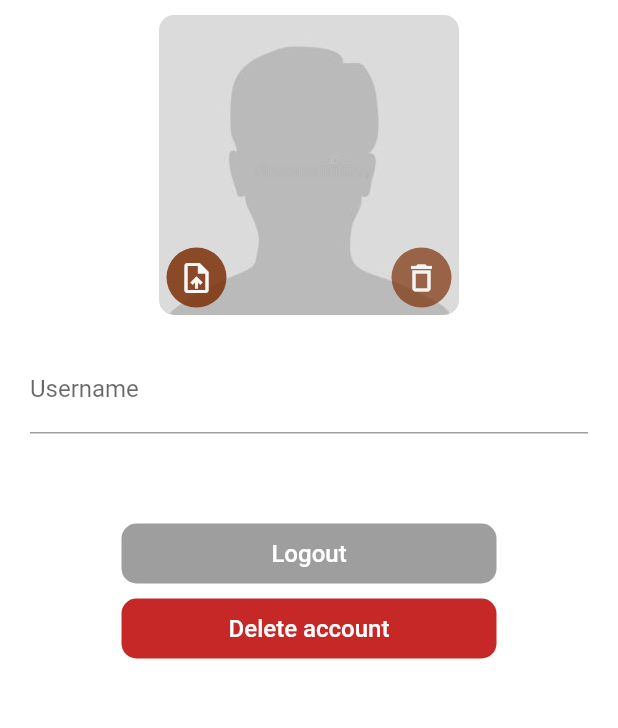
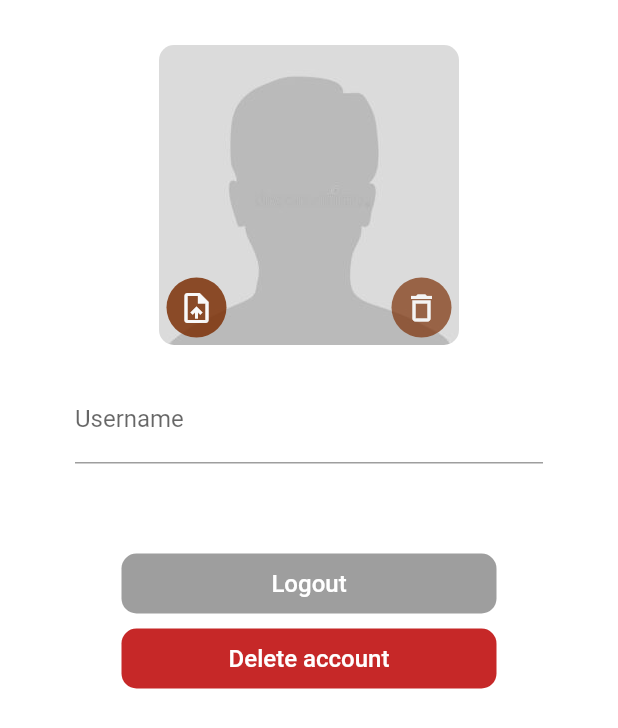
Before and after one commit to EliasReutelsterz/spa, a Flutter app: the Account screen opened directly, on a phone screen of 412 x 824 dp. Shown: the top 728 px of the screen. Run offline on Flutter 3.47's test engine with Material 2 defaults, Android fonts, the phone set to English and light mode, and no system bars; our stand-ins replace auto_route, bloc, cloud_firestore, dartz, firebase_auth, firebase_core and 4 more; accounts and stored records are empty; network calls fail; Roboto replaces fonts that are missing (Rubik).

Commit message:
account page ui perfection

```diff
--- a/lib/presentation/account/account.dart
+++ b/lib/presentation/account/account.dart
@@ -13,10 +13,11 @@ class Account extends StatelessWidget {
       body: SingleChildScrollView(
         physics: const BouncingScrollPhysics(),
         child: Column(children: [
+          const SizedBox(height: 20),
           const ProfilePictureWidget(),
           const SizedBox(height: 20),
           const Padding(
-              padding: EdgeInsets.symmetric(horizontal: 20),
+              padding: EdgeInsets.symmetric(horizontal: 50),
               child: ProfileForm()),
           const SizedBox(height: 60),
           SizedBox(
```
